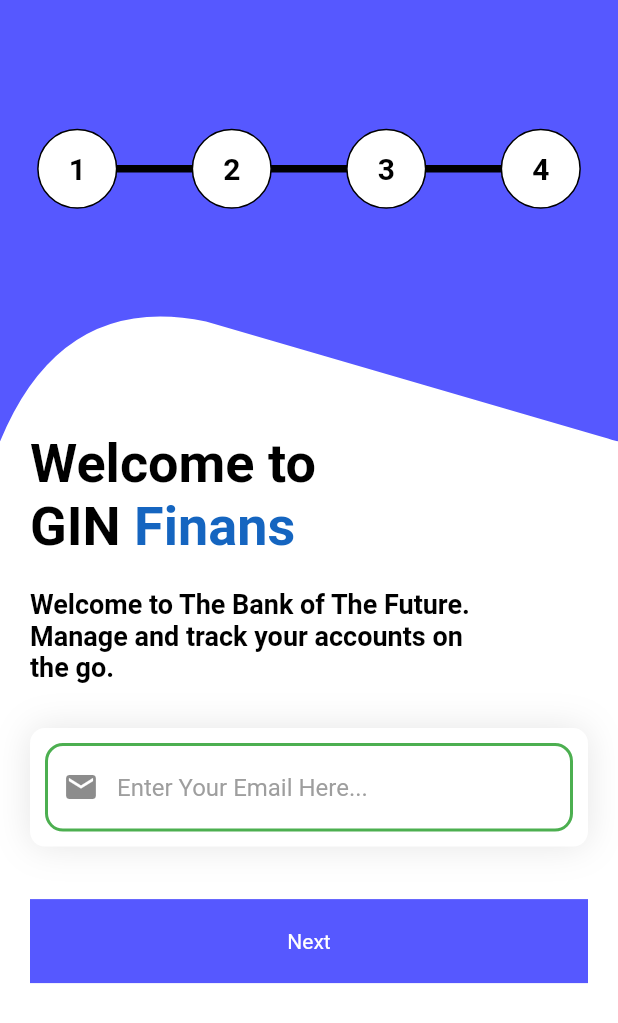
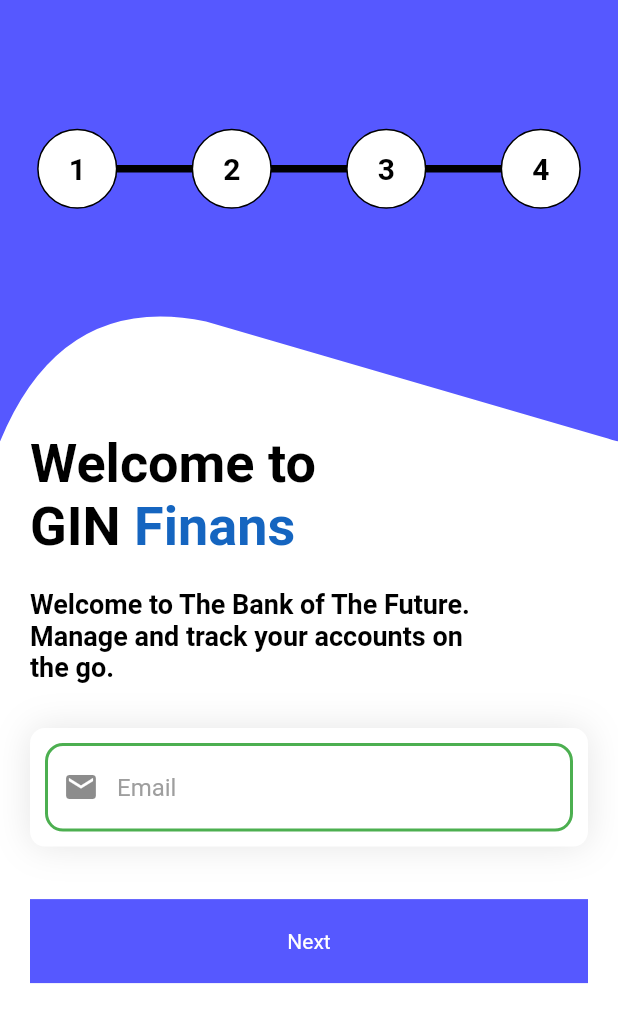
Before and after one commit to samueljiwandono0310/registration_project, a Flutter app: the screen it shows after launch, on a phone screen of 412 x 824 dp. Shown: the top 1023 px of the screen. Run offline on Flutter 3.47's test engine with Material 2 defaults, Android fonts, the phone set to English and light mode, and no system bars.

Commit message:
fix: remove not used code

```diff
--- a/lib/modules/screens/WelcomeScreen.dart
+++ b/lib/modules/screens/WelcomeScreen.dart
@@ -9,7 +9,6 @@ class WelcomeScreen extends StatefulWidget {
 }
 
 class _WelcomeScreenState extends State<WelcomeScreen> {
-  final _emailFormKey = GlobalKey<FormState>();
   TextEditingController _emailController = new TextEditingController();
   String _errorEmailValidator;
 
@@ -113,18 +112,12 @@ class _WelcomeScreenState extends State<WelcomeScreen> {
                             ),
                             child: Container(
                               margin: EdgeInsets.all(10.0),
-                              child: Form(
-                                key: _emailFormKey,
                               child: TextFormField(
                                 keyboardType: TextInputType.emailAddress,
                                 autocorrect: true,
                                 controller: _emailController,
-                                  validator: (val) =>
-                                      val.isEmpty || !val.contains("@")
-                                          ? "enter a valid eamil"
-                                          : null,
                                 decoration: InputDecoration(
-                                    hintText: 'Enter Your Email Here...',
+                                  hintText: 'Email',
                                   prefixIcon: Icon(Icons.email),
                                   hintStyle: TextStyle(color: Colors.grey),
                                   filled: true,
@@ -133,17 +126,16 @@ class _WelcomeScreenState extends State<WelcomeScreen> {
                                       : _errorEmailValidator,
                                   fillColor: Colors.white70,
                                   enabledBorder: OutlineInputBorder(
-                                      borderRadius: BorderRadius.all(
-                                          Radius.circular(12.0)),
+                                    borderRadius:
+                                        BorderRadius.all(Radius.circular(12.0)),
                                     borderSide: BorderSide(
                                         color: Colors.green, width: 2),
                                   ),
                                   focusedBorder: OutlineInputBorder(
-                                      borderRadius: BorderRadius.all(
-                                          Radius.circular(10.0)),
+                                    borderRadius:
+                                        BorderRadius.all(Radius.circular(10.0)),
                                     borderSide: BorderSide(
                                         color: Colors.green, width: 2),
-                                    ),
                                   ),
                                 ),
                               ),
```
Lines whose indentation alone changed are shown as unchanged.
